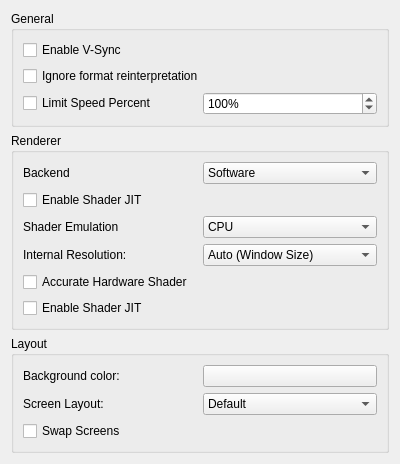
grimtnt/citra, file src/citra_qt/configuration/configure_graphics.ui: the form before one commit.
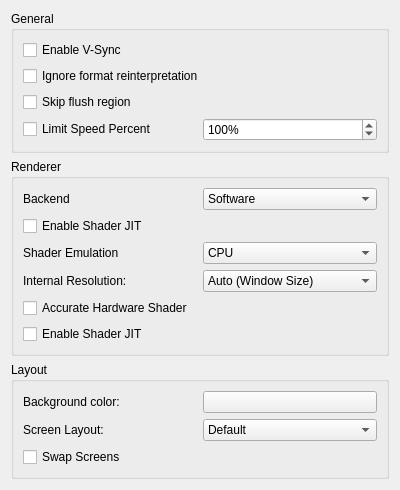
The form after the commit.

Commit message: [skip ci]

```diff
--- a/src/citra_qt/configuration/configure_graphics.ui
+++ b/src/citra_qt/configuration/configure_graphics.ui
@@ -36,6 +36,13 @@
           </property>
          </widget>
         </item>
+        <item>
+         <widget class="QCheckBox" name="skip_flush_region">
+          <property name="text">
+           <string>Skip flush region</string>
+          </property>
+         </widget>
+        </item>
         <item>
          <layout class="QHBoxLayout" name="horizontalLayout_2">
           <item>
```
Left out of the diff: 5 changed lines with no effect on the pictures. The commit also changes 20 other files.
